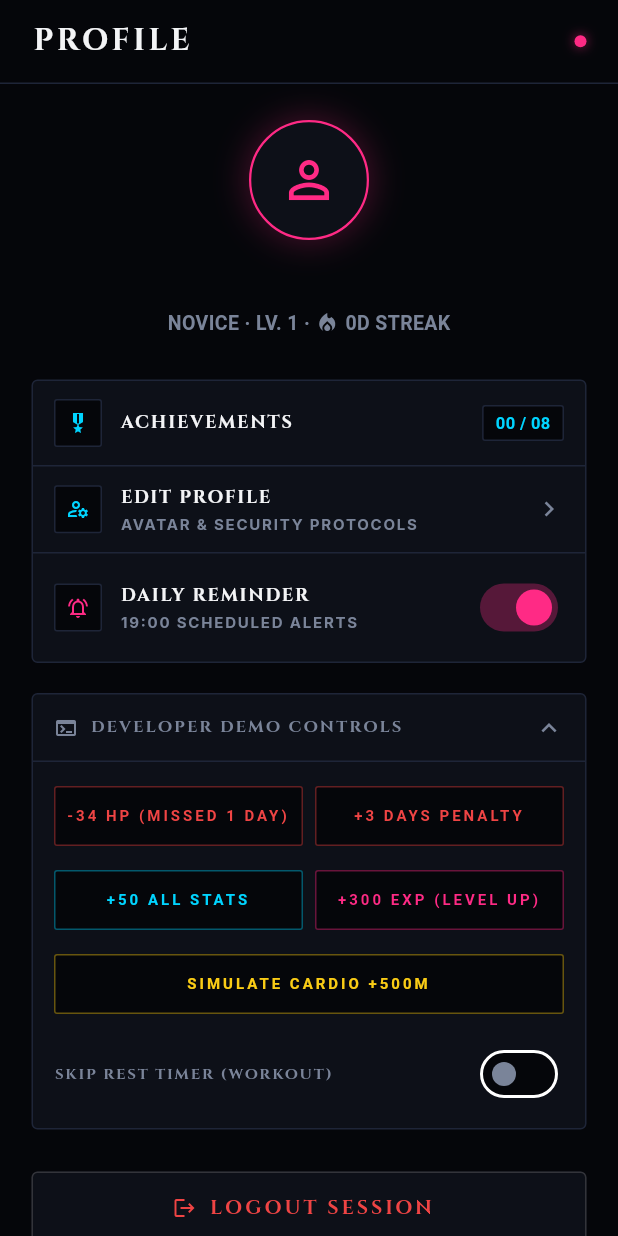
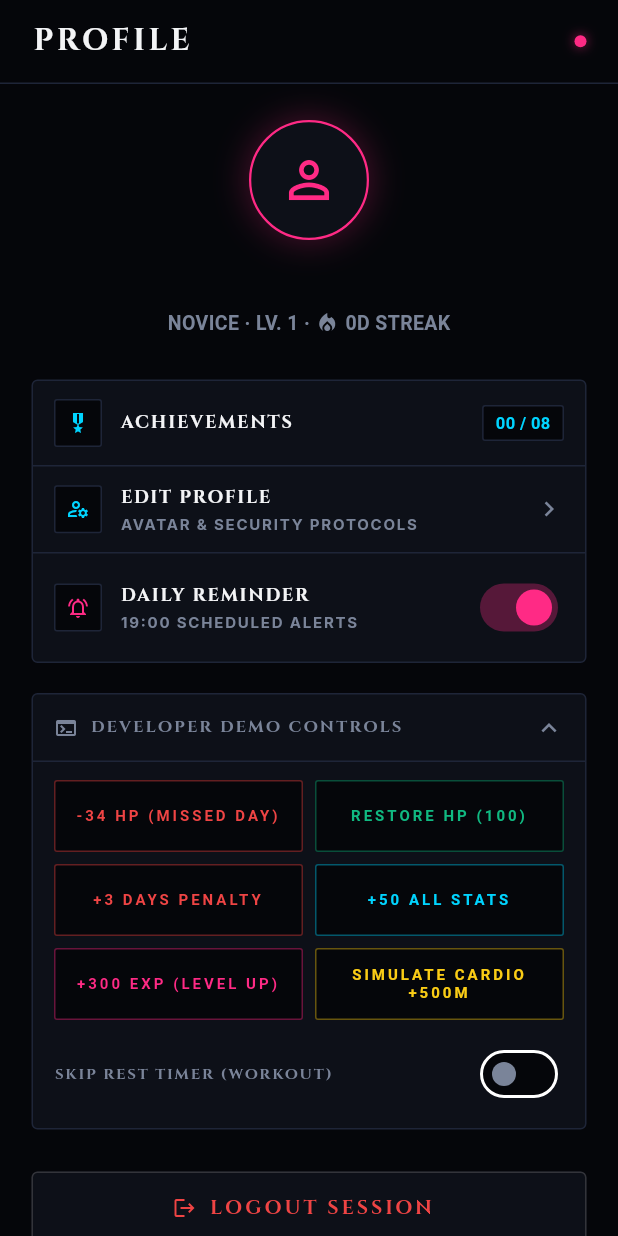
Before and after one commit to Ade-Nugraha48/levmaxreborn, a Flutter app: the ProfilePage screen opened directly, after a tap on "DEVELOPER DEMO CONTROLS", on a phone screen of 412 x 824 dp. Run offline on Flutter 3.47's test engine with Material 3 defaults, Android fonts, the phone set to English and light mode, and no system bars; our stand-ins replace fl_chart, flutter_local_notifications, flutter_map, geolocator, get, google_fonts and 6 more; accounts and stored records are empty; network calls fail.

Commit message:
fix(profile): seragamkan ukuran kotak developer demo controls menjadi grid 3x2 setara

```diff
--- a/lib/view/pages/profile_page.dart
+++ b/lib/view/pages/profile_page.dart
@@ -484,17 +484,19 @@ class _ProfilePageState extends State<ProfilePage> {
               ),
               child: Column(
                 children: [
-                  // Row 1: Penalty Simulations (-34 HP & +3 Days)
+                  // Row 1: Penalty & Health Simulation (-34 HP & Restore HP)
                   Row(
                     children: [
                       Expanded(
                         child: _buildDevButton(
-                          label: '-34 HP (MISSED 1 DAY)',
+                          label: '-34 HP (MISSED DAY)',
                           color: AppColors.errorRed,
                           onPressed: () async {
-                            final currentHp = _userController.currentUser?.hp ?? 100;
+                            final currentHp =
+                                _userController.currentUser?.hp ?? 100;
                             await _userController.deductHp(34);
-                            final newHp = _userController.currentUser?.hp ?? 100;
+                            final newHp =
+                                _userController.currentUser?.hp ?? 100;
                             Get.snackbar(
                               'SIMULATION: MISSED DAY',
                               newHp == 100
@@ -510,6 +512,32 @@ class _ProfilePageState extends State<ProfilePage> {
                         ),
                       ),
                       const SizedBox(width: 8),
+                      Expanded(
+                        child: _buildDevButton(
+                          label: 'RESTORE HP (100)',
+                          color: AppColors.end,
+                          onPressed: () async {
+                            await _userController.restoreHp();
+                            Get.snackbar(
+                              'SIMULATION: HEAL',
+                              'HP restored to maximum capacity (100 HP).',
+                              snackPosition: SnackPosition.BOTTOM,
+                              backgroundColor: AppColors.surfaceElevated,
+                              colorText: AppColors.textPrimary,
+                              borderColor: AppColors.end,
+                              borderWidth: 1,
+                            );
+                          },
+                        ),
+                      ),
+                    ],
+                  ),
+
+                  const SizedBox(height: 8),
+
+                  // Row 2: Inactivity Penalty & Stats Boost
+                  Row(
+                    children: [
                       Expanded(
                         child: _buildDevButton(
                           label: '+3 DAYS PENALTY',
@@ -528,14 +556,7 @@ class _ProfilePageState extends State<ProfilePage> {
                           },
                         ),
                       ),
-                    ],
-                  ),
-
-                  const SizedBox(height: 8),
-
-                  // Row 2: Stats & Level Up Boost
-                  Row(
-                    children: [
+                      const SizedBox(width: 8),
                       Expanded(
                         child: _buildDevButton(
                           label: '+50 ALL STATS',
@@ -554,7 +575,14 @@ class _ProfilePageState extends State<ProfilePage> {
                           },
                         ),
                       ),
-                      const SizedBox(width: 8),
+                    ],
+                  ),
+
+                  const SizedBox(height: 8),
+
+                  // Row 3: EXP Level Up & Cardio Simulation
+                  Row(
+                    children: [
                       Expanded(
                         child: _buildDevButton(
                           label: '+300 EXP (LEVEL UP)',
@@ -575,14 +603,7 @@ class _ProfilePageState extends State<ProfilePage> {
                           },
                         ),
                       ),
-                    ],
-                  ),
-
-                  const SizedBox(height: 8),
-
-                  // Row 3: Cardio Simulation
-                  Row(
-                    children: [
+                      const SizedBox(width: 8),
                       Expanded(
                         child: _buildDevButton(
                           label: 'SIMULATE CARDIO +500M',
@@ -662,14 +683,17 @@ class _ProfilePageState extends State<ProfilePage> {
     required Color color,
     required VoidCallback onPressed,
   }) {
-    return OutlinedButton(
+    return SizedBox(
+      height: 48,
+      child: OutlinedButton(
         onPressed: onPressed,
         style: OutlinedButton.styleFrom(
           side: BorderSide(color: color.withValues(alpha: 0.4), width: 1),
           backgroundColor: AppColors.background,
-        padding: const EdgeInsets.symmetric(vertical: 8, horizontal: 8),
+          padding: const EdgeInsets.symmetric(horizontal: 4, vertical: 4),
           shape: RoundedRectangleBorder(borderRadius: BorderRadius.circular(2)),
         ),
+        child: Center(
           child: Text(
             label,
             textAlign: TextAlign.center,
@@ -677,6 +701,8 @@ class _ProfilePageState extends State<ProfilePage> {
               fontSize: 10,
               fontWeight: FontWeight.bold,
               color: color,
+            ),
+          ),
         ),
       ),
     );
```
Also changed, not shown: lib/controller/user_controller.dart (+9 -0 lines), 1 other file. Lines whose indentation alone changed are shown as unchanged.
